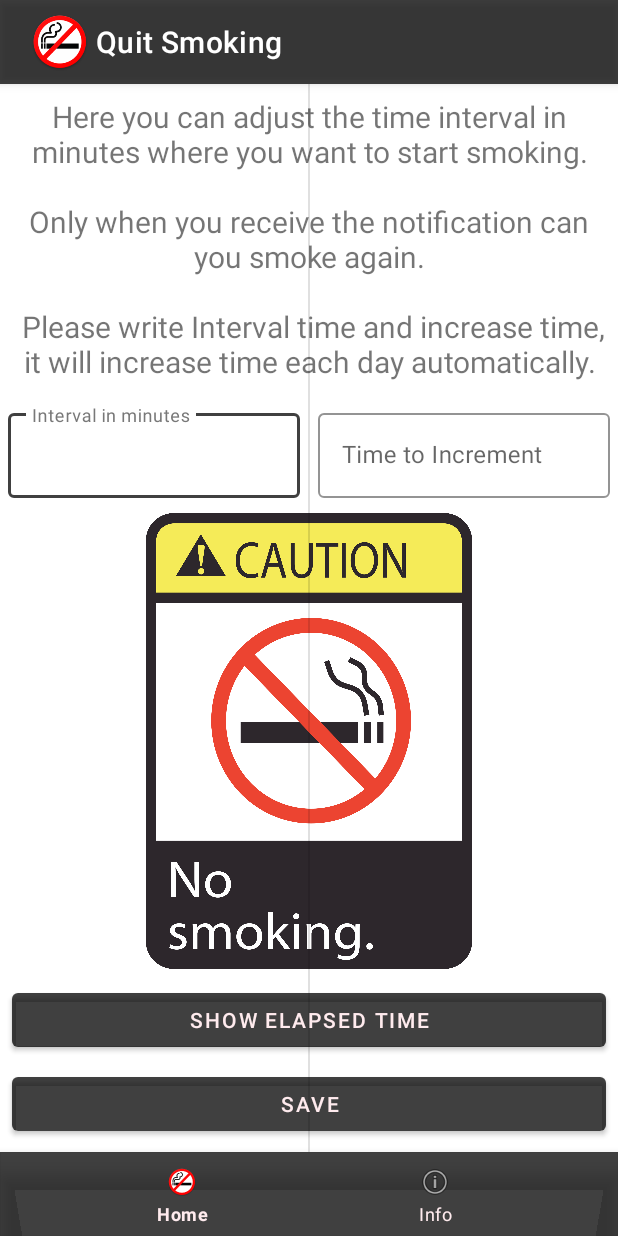
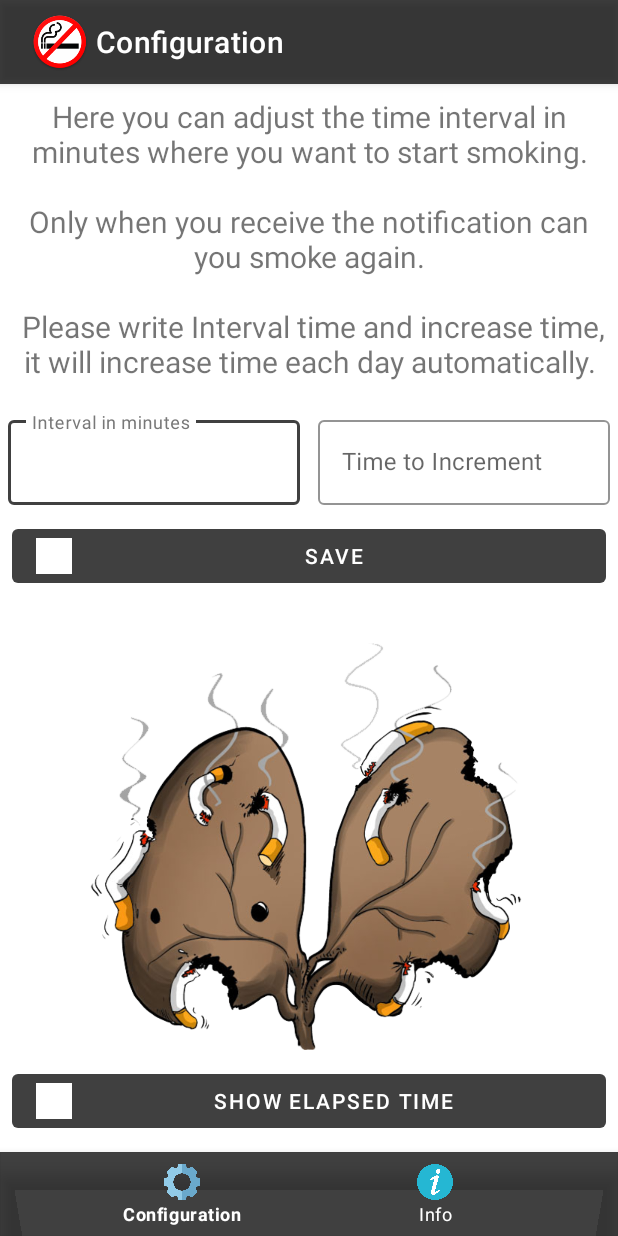
Before and after one commit to LN-Dark/Quit_Smoking, an Android app: the screen it shows after launch (MainActivity), on a phone screen of 412 x 824 dp. Run offline under Robolectric (Android 15) with nearby library versions, the phone set to English and light mode, and no system bars; 1 statement that could not run was skipped.

Commit message:
Some rearrangements and if you want to change interval in the middle of a current interval, it saves the time elapsed and dont start from 0.

```diff
--- a/app/src/main/java/com/lua/quitsmoking/MainActivity.java
+++ b/app/src/main/java/com/lua/quitsmoking/MainActivity.java
@@ -33,9 +33,8 @@ public class MainActivity extends AppCompatActivity implements BottomNavigationV
     protected void onCreate(Bundle savedInstanceState) {
         super.onCreate(savedInstanceState);
         setContentView(R.layout.activity_main);
-
         loadFragment(new HomeFragment());
-        getSupportActionBar().setTitle(getString(R.string.app_name));
+        getSupportActionBar().setTitle(getString(R.string.title_home));
         BottomNavigationView navigation = findViewById(R.id.nav_view);
         navigation.setOnNavigationItemSelectedListener(this);
         navigation.setItemIconTintList(null);
@@ -106,7 +105,7 @@ public class MainActivity extends AppCompatActivity implements BottomNavigationV
         switch (item.getItemId()) {
             case R.id.navigation_home:
                 fragment = new HomeFragment();
-                getSupportActionBar().setTitle(getString(R.string.app_name));
+                getSupportActionBar().setTitle(getString(R.string.title_home));
                 break;
             case R.id.navigation_info:
                 fragment = new InfoFragment();
--- a/app/src/main/res/layout/fragment_home.xml
+++ b/app/src/main/res/layout/fragment_home.xml
@@ -26,8 +26,7 @@
         android:layout_width="0dp"
         android:layout_height="wrap_content"
         android:layout_marginStart="5dp"
-
-        android:layout_marginTop="15dp"
+        android:layout_marginTop="20dp"
         android:layout_marginEnd="5dp"
         android:hint="@string/intervalo_em_minutos"
         app:boxStrokeColor="@color/colorPrimary"
@@ -52,7 +51,7 @@
         android:layout_width="0dp"
         android:layout_height="wrap_content"
         android:layout_marginStart="5dp"
-        android:layout_marginTop="15dp"
+        android:layout_marginTop="20dp"
         android:layout_marginEnd="5dp"
         android:hint="@string/tempo_a_incrementar"
         app:boxStrokeColor="@color/colorPrimary"
@@ -75,13 +74,16 @@
         android:id="@+id/btn_timeElapsed"
         android:layout_width="0dp"
         android:layout_height="wrap_content"
+        style="@style/Widget.MaterialComponents.Button.UnelevatedButton"
+        app:icon="@drawable/ic_av_timer_white_24dp"
+        app:iconTintMode="add"
         android:layout_marginStart="8dp"
         android:layout_marginEnd="8dp"
-        android:layout_marginBottom="8dp"
-        android:textColor="@color/colorButtonText"
+        android:layout_marginBottom="10dp"
         android:gravity="center"
         android:text="@string/tempo_decorrido"
-        app:layout_constraintBottom_toTopOf="@+id/btn_gravar_intervalo"
+        android:textColor="@color/colorButtonText"
+        app:layout_constraintBottom_toBottomOf="@+id/divider"
         app:layout_constraintEnd_toEndOf="parent"
         app:layout_constraintStart_toStartOf="parent" />
 
@@ -89,31 +91,35 @@
         android:id="@+id/btn_gravar_intervalo"
         android:layout_width="0dp"
         android:layout_height="wrap_content"
+        style="@style/Widget.MaterialComponents.Button.UnelevatedButton"
+        app:icon="@drawable/ic_save_white_24dp"
+        app:iconTintMode="add"
         android:layout_marginStart="8dp"
+        android:layout_marginTop="10dp"
         android:layout_marginEnd="8dp"
-        android:layout_marginBottom="8dp"
-        android:textColor="@color/colorButtonText"
         android:gravity="center"
         android:text="@string/gravar"
-        app:layout_constraintBottom_toBottomOf="parent"
+        android:textColor="@color/colorButtonText"
         app:layout_constraintEnd_toEndOf="parent"
-        app:layout_constraintStart_toStartOf="parent" />
+        app:layout_constraintHorizontal_bias="1.0"
+        app:layout_constraintStart_toStartOf="parent"
+        app:layout_constraintTop_toBottomOf="@+id/textInputLayout" />
 
     <ImageView
         android:layout_width="0dp"
         android:layout_height="0dp"
         android:layout_margin="10dp"
-        android:src="@drawable/quitsmoking"
+        android:src="@drawable/backg"
         app:layout_constraintBottom_toTopOf="@+id/btn_timeElapsed"
         app:layout_constraintEnd_toEndOf="parent"
         app:layout_constraintStart_toStartOf="parent"
-        app:layout_constraintTop_toBottomOf="@+id/textInputLayout" />
+        app:layout_constraintTop_toBottomOf="@+id/btn_gravar_intervalo" />
 
     <View
         android:id="@+id/divider"
         android:layout_width="1dp"
         android:layout_height="0dp"
-        android:background="?android:attr/listDivider"
+        android:background="@color/colorTrasnparent"
         app:layout_constraintBottom_toBottomOf="parent"
         app:layout_constraintEnd_toEndOf="parent"
         app:layout_constraintStart_toStartOf="parent"
--- a/app/src/main/res/menu/bottom_nav_menu.xml
+++ b/app/src/main/res/menu/bottom_nav_menu.xml
@@ -3,12 +3,12 @@
 
     <item
         android:id="@+id/navigation_home"
-        android:icon="@mipmap/ic_launcher"
+        android:icon="@drawable/engrenagem"
         android:title="@string/title_home" />
 
     <item
         android:id="@+id/navigation_info"
-        android:icon="@android:drawable/ic_menu_info_details"
+        android:icon="@drawable/info"
         android:title="@string/info" />
 
 </menu>
--- a/app/src/main/res/values/colors.xml
+++ b/app/src/main/res/values/colors.xml
@@ -4,6 +4,7 @@
     <color name="colorPrimaryDark">#000000</color>
     <color name="colorAccent">#FF5722</color>
 
-    <color name="colorButtonText">#FFEBEE</color>
+    <color name="colorButtonText">#FFFFFF</color>
     <color name="colorBorder">#787878</color>
+    <color name="colorTrasnparent">#00FFFFFF</color>
 </resources>
--- a/app/src/main/res/values/strings.xml
+++ b/app/src/main/res/values/strings.xml
@@ -1,6 +1,6 @@
 <resources>
     <string name="app_name">Quit Smoking</string>
-    <string name="title_home">Home</string>
+    <string name="title_home">Configuration</string>
     <string name="intervalo_em_minutos">Interval in minutes</string>
     <string name="aqui_podes_regular_o_intervalo_de_tempo_em_minutos_por_onde_queres_comecar_a_deixar_de_fumar_n_nso_quando_receberes_a_notifica_ao_e_que_podes_voltar_a_fumar">Here you can adjust the time interval in minutes where you want to start smoking.\n\nOnly when you receive the notification can you smoke again.\n\n Please write Interval time and increase time, it will increase time each day automatically.</string>
     <string name="gravar">Save</string>
```
Also changed, not shown: app/src/main/java/com/lua/quitsmoking/ui/home/HomeFragment.java (+8 -5 lines), app/src/main/res/layout/fragment_info.xml (+12 -9 lines), app/src/main/res/drawable/backg.png (added), app/src/main/res/drawable/engrenagem.png (added), app/src/main/res/drawable/ic_av_timer_white_24dp.png (added), app/src/main/res/drawable/ic_save_white_24dp.png (added), app/src/main/res/drawable/info.png (added), app/src/main/res/drawable/logo.png (added), 2 other files.
